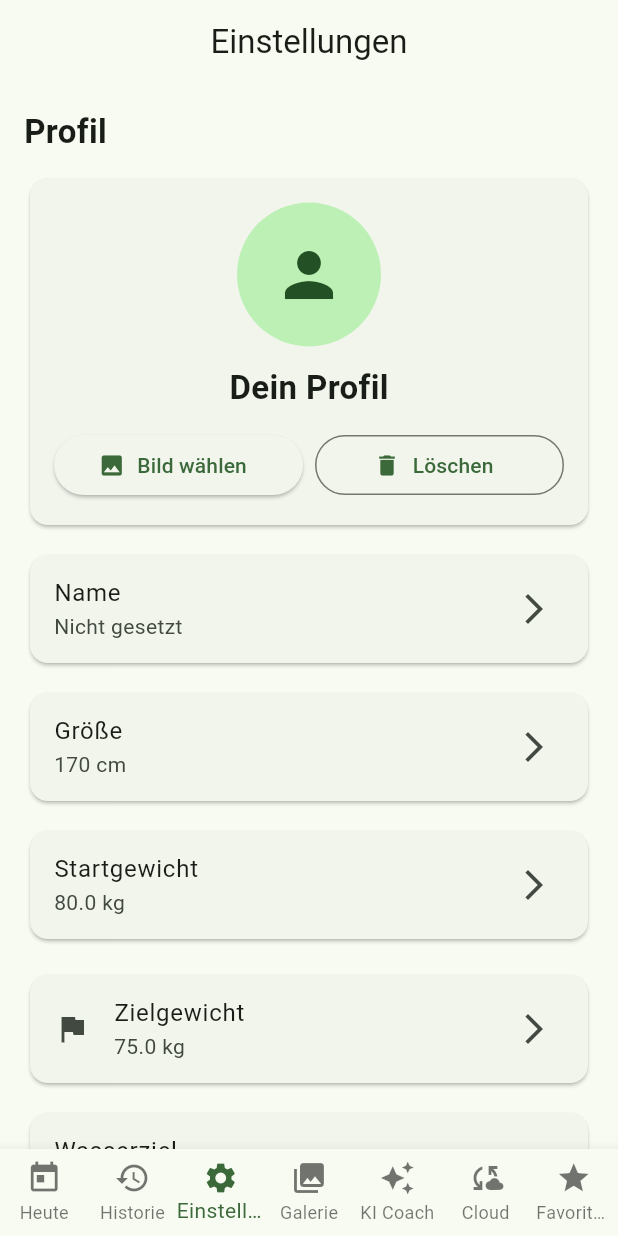
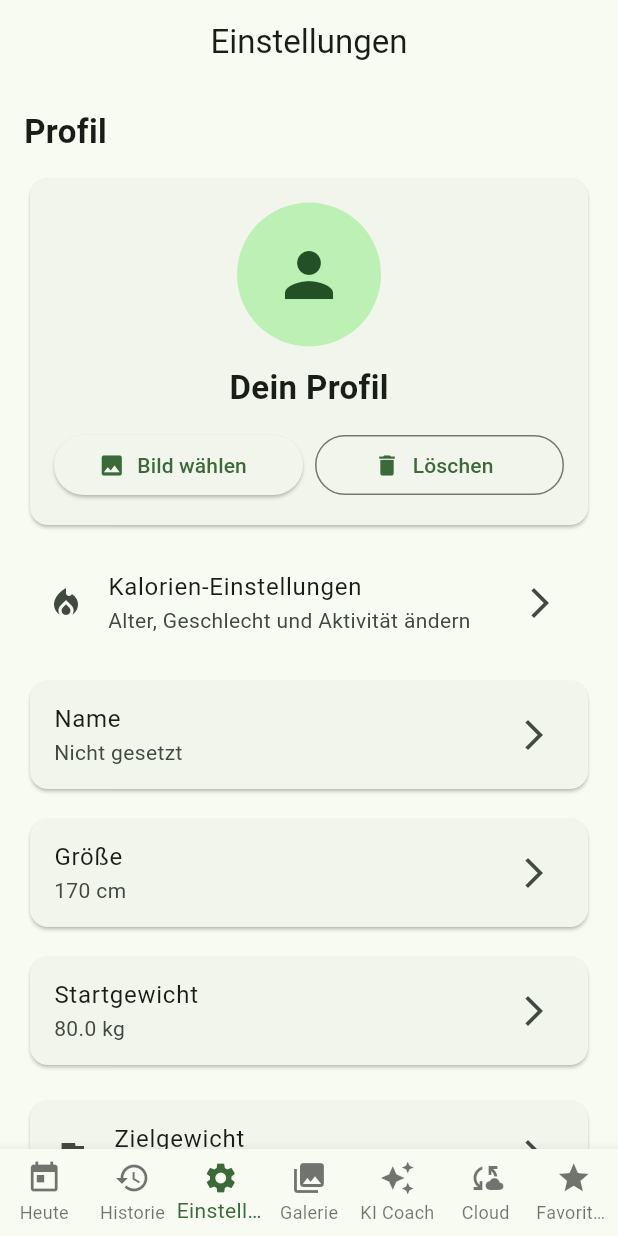
Before and after one commit to AveenAl-Hadad/mein_coach, a Flutter app: the screen it shows after launch, item 3 of the bottom bar chosen, on a phone screen of 412 x 824 dp. Run offline on Flutter 3.47's test engine with Material 3 defaults, Android fonts, the phone set to English and light mode, and no system bars; our stand-ins replace fl_chart, flutter_local_notifications, image_picker, pdf, printing, share_plus and 3 more.

Commit message:
feat: Kalorien-Einstellungen verlinkt

```diff
--- a/lib/seiten/einstellungen_seite.dart
+++ b/lib/seiten/einstellungen_seite.dart
@@ -12,6 +12,7 @@ import '../services/ki_erinnerung_service.dart';
 import '../provider/tages_provider.dart';
 import '../services/firebase_sync_service.dart';
 import 'gemini_einstellungen_seite.dart';
+import 'kalorien_einstellungen_seite.dart';
 
 /// Einstellungsseite der App.
 /// Hier kann der Nutzer persönliche Werte ändern.
@@ -375,6 +376,23 @@ void initState() {
 
           AppStyle.abstandKlein,
 
+          ListTile(
+            leading: const Icon(Icons.local_fire_department),
+            title: const Text('Kalorien-Einstellungen'),
+            subtitle: const Text('Alter, Geschlecht und Aktivität ändern'),
+            trailing: const Icon(Icons.arrow_forward_ios),
+            onTap: () {
+              Navigator.push(
+                context,
+                MaterialPageRoute(
+                  builder: (context) => const KalorienEinstellungenSeite(),
+                ),
+              );
+            },
+          ),
+
+          AppStyle.abstandKlein,
+
           Card(
             child: ListTile(
               title: const Text(AppTexte.name),
@@ -385,6 +403,7 @@ void initState() {
               onTap: nameAendern,
             ),
           ),
+
           AppStyle.abstandKlein,
 
           Card(
@@ -407,6 +426,7 @@ void initState() {
           ),
 
           AppStyle.abstandMittel,
+
           Card(
             child: ListTile(
               leading: AppStyle.zielIcon,
@@ -416,7 +436,9 @@ void initState() {
               onTap: zielGewichtAendern,
             ),
           ),
+
           AppStyle.abstandKlein,
+
           Card(
             child: ListTile(
               title: const Text(AppTexte.wasserZiel),
@@ -425,7 +447,9 @@ void initState() {
               onTap: wasserZielAendern,
             ),
           ),
+
           AppStyle.abstandKlein,
+
           Card(
             child: ListTile(
               title: const Text(AppTexte.schritteZiel),
@@ -434,7 +458,9 @@ void initState() {
               onTap: schritteZielAendern,
             ),
           ),
+
           AppStyle.abstandKlein,
+
           Card(
             child: ListTile(
               leading: const Icon(Icons.notifications),
@@ -444,7 +470,9 @@ void initState() {
               onTap: erinnerungService.testErinnerungAnzeigen,
             ),
           ),
+
           AppStyle.abstandKlein,
+
           Card(
             child: ListTile(
               leading: const Icon(Icons.water_drop),
@@ -453,7 +481,9 @@ void initState() {
               onTap: erinnerungService.wasserErinnerungStarten,
             ),
           ),
+
           AppStyle.abstandKlein,
+
           Card(
             child: ListTile(
               leading: const Icon(Icons.stop),
@@ -463,7 +493,9 @@ void initState() {
               },
             ),
           ),
+
           AppStyle.abstandKlein,
+
 
           Card(
             child: SwitchListTile(
@@ -502,7 +534,9 @@ void initState() {
               },
             ),
           ),
+
           AppStyle.abstandKlein,
+
           Card(
             child: ListTile(
               leading: const Icon(Icons.psychology),
@@ -525,7 +559,9 @@ void initState() {
               },
             ),
           ),
+
           AppStyle.abstandKlein,
+
           Card(
             child: ListTile(
               leading: const Icon(Icons.cloud_upload),
@@ -564,7 +600,9 @@ void initState() {
               },
             ),
           ),
+
           AppStyle.abstandKlein,
+
           Card(
             child: ListTile(
               leading: const Icon(Icons.cloud_download),
@@ -620,7 +658,9 @@ void initState() {
               },
             ),
           ),
+
           AppStyle.abstandKlein,
+
           Card(
             child: ListTile(
               leading: const Icon(Icons.smart_toy),
```
